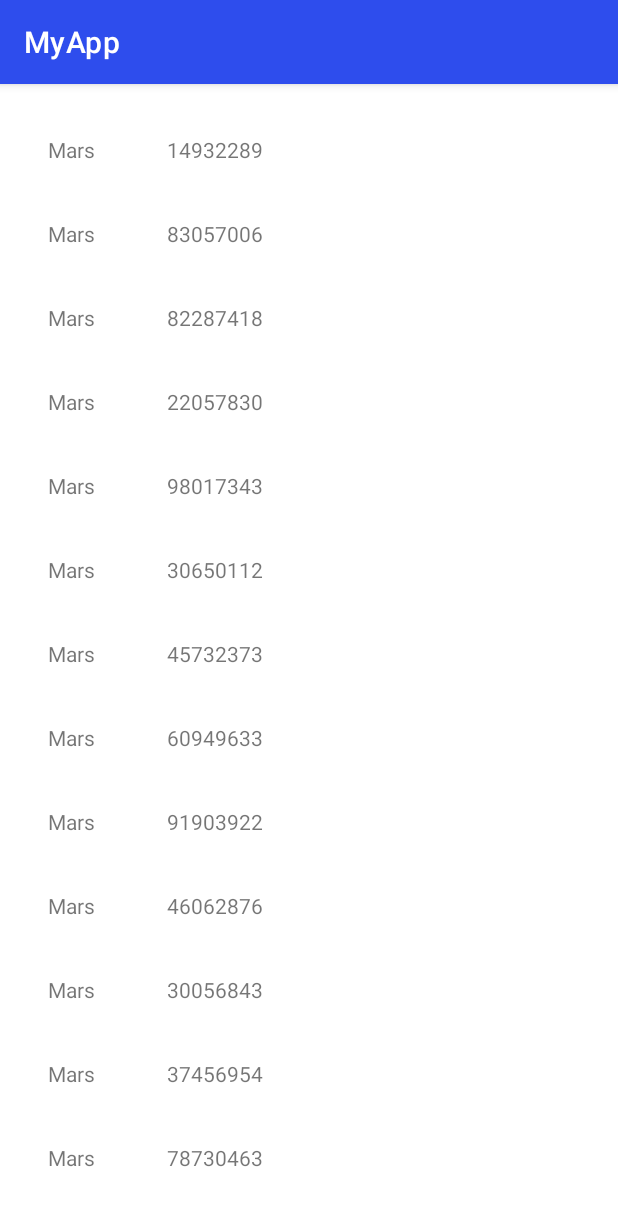
After one commit to KeselAndrei/MyApp, an Android app: the CandyActivity screen opened directly, with no data from a screen before it, on a phone screen of 412 x 824 dp. The commit adds this screen. Shown: the top 1206 px of the screen. Run offline under Robolectric (Android 15) with nearby library versions, the phone set to English and light mode, and no system bars.

Commit message:
Homework 10 android

```diff
--- a/app/src/main/java/com/gmail/keseltms/myapp/MainActivity.kt
+++ b/app/src/main/java/com/gmail/keseltms/myapp/MainActivity.kt
@@ -6,6 +6,7 @@ import androidx.appcompat.app.AppCompatActivity
 import com.gmail.keseltms.myapp.databinding.ActivityMainBinding
 import com.gmail.keseltms.myapp.homework6.Homework6Activity
 import com.gmail.keseltms.myapp.homework7.Homework7CheckUserActivity
+import com.gmail.keseltms.myapp.homework10.CandyActivity
 import kotlin.system.exitProcess
 
 class MainActivity : AppCompatActivity() {
@@ -21,6 +22,9 @@ class MainActivity : AppCompatActivity() {
         binding.btnHomework7.setOnClickListener {
             startActivity(Intent(this, Homework7CheckUserActivity::class.java))
         }
+        binding.btnHomework10.setOnClickListener {
+            startActivity(Intent(this, CandyActivity::class.java))
+        }
         binding.btnExit.setOnClickListener {
             this.finish()
             exitProcess(0)
--- /dev/null
+++ b/app/src/main/java/com/gmail/keseltms/myapp/homework10/Candy.kt
@@ -0,0 +1,6 @@
+package com.gmail.keseltms.myapp.homework10
+
+class Candy(
+    val brand: String,
+    val barcodeNumber: Long
+)
--- /dev/null
+++ b/app/src/main/java/com/gmail/keseltms/myapp/homework10/CandyActivity.kt
@@ -0,0 +1,20 @@
+package com.gmail.keseltms.myapp.homework10
+
+import androidx.appcompat.app.AppCompatActivity
+import android.os.Bundle
+import androidx.recyclerview.widget.LinearLayoutManager
+import com.gmail.keseltms.myapp.databinding.ActivityCandyBinding
+
+class CandyActivity : AppCompatActivity() {
+    private lateinit var binding: ActivityCandyBinding
+    override fun onCreate(savedInstanceState: Bundle?) {
+        super.onCreate(savedInstanceState)
+        binding = ActivityCandyBinding.inflate(layoutInflater)
+        setContentView(binding.root)
+
+        val candyAdapter = CandyAdapter(FactoryCandy.candyMaking())
+        binding.rvCandy.layoutManager =
+            LinearLayoutManager(this, LinearLayoutManager.VERTICAL, false)
+        binding.rvCandy.adapter = candyAdapter
+    }
+}
--- /dev/null
+++ b/app/src/main/java/com/gmail/keseltms/myapp/homework10/CandyAdapter.kt
@@ -0,0 +1,22 @@
+package com.gmail.keseltms.myapp.homework10
+
+import android.view.LayoutInflater
+import android.view.ViewGroup
+import androidx.recyclerview.widget.RecyclerView
+import com.gmail.keseltms.myapp.R
+
+class CandyAdapter(
+    private val candyList: List<Candy>
+) : RecyclerView.Adapter<CandyViewHolder>() {
+
+    override fun getItemCount(): Int = candyList.size
+
+    override fun onCreateViewHolder(parent: ViewGroup, viewType: Int): CandyViewHolder {
+        val view = LayoutInflater.from(parent.context).inflate(R.layout.item_candy, parent, false)
+        return CandyViewHolder(view)
+    }
+
+    override fun onBindViewHolder(holder: CandyViewHolder, position: Int) {
+        holder.bind(candyList[position])
+    }
+}
--- /dev/null
+++ b/app/src/main/java/com/gmail/keseltms/myapp/homework10/CandyViewHolder.kt
@@ -0,0 +1,15 @@
+package com.gmail.keseltms.myapp.homework10
+
+import android.view.View
+import android.widget.TextView
+import androidx.recyclerview.widget.RecyclerView
+import com.gmail.keseltms.myapp.R
+
+class CandyViewHolder(itemView: View) : RecyclerView.ViewHolder(itemView) {
+    private val tvBrand: TextView = itemView.findViewById(R.id.tv_brand)
+    private val tvBarcodeNumber: TextView = itemView.findViewById(R.id.tv_barcode_number)
+    fun bind(item: Candy) {
+        tvBrand.text = item.brand
+        tvBarcodeNumber.text = item.barcodeNumber.toString()
+    }
+}
--- /dev/null
+++ b/app/src/main/java/com/gmail/keseltms/myapp/homework10/FactoryCandy.kt
@@ -0,0 +1,45 @@
+package com.gmail.keseltms.myapp.homework10
+
+import kotlin.random.Random
+
+object FactoryCandy {
+
+    private lateinit var listCandy: MutableList<Candy>
+    private const val BRAND_SNICKERS = "Snickers"
+    private const val BRAND_MARS = "Mars"
+    private const val BRAND_TWIX = "Twix"
+
+    fun candyMaking(): MutableList<Candy> {
+        listCandy = mutableListOf()
+        for (i in 0..300) {
+            when (i) {
+                in 0..99 -> {
+                    listCandy.add(
+                        Candy(
+                            BRAND_MARS,
+                            Random.nextLong(10000000, 99999999)
+                        )
+                    )
+
+                }
+                in 100..199 -> {
+                    listCandy.add(
+                        Candy(
+                            BRAND_SNICKERS,
+                            Random.nextLong(10000000, 99999999)
+                        )
+                    )
+                }
+                in 200..300 -> {
+                    listCandy.add(
+                        Candy(
+                            BRAND_TWIX,
+                            Random.nextLong(10000000, 99999999)
+                        )
+                    )
+                }
+            }
+        }
+        return listCandy
+    }
+}
--- /dev/null
+++ b/app/src/main/res/layout/activity_candy.xml
@@ -0,0 +1,16 @@
+<?xml version="1.0" encoding="utf-8"?>
+<LinearLayout xmlns:android="http://schemas.android.com/apk/res/android"
+    xmlns:app="http://schemas.android.com/apk/res-auto"
+    xmlns:tools="http://schemas.android.com/tools"
+    android:layout_width="match_parent"
+    android:layout_height="match_parent"
+    android:orientation="vertical"
+    android:padding="16dp"
+    tools:context=".homework10.CandyActivity">
+
+    <androidx.recyclerview.widget.RecyclerView
+        android:id="@+id/rv_candy"
+        android:layout_width="match_parent"
+        android:layout_height="wrap_content" />
+
+</LinearLayout>
--- a/app/src/main/res/layout/activity_main.xml
+++ b/app/src/main/res/layout/activity_main.xml
@@ -33,6 +33,17 @@
             android:textSize="22sp" />
 
         <com.google.android.material.button.MaterialButton
+            android:id="@+id/btn_homework10"
+            style="@style/MyButtonStyle"
+            android:layout_width="match_parent"
+            android:layout_height="wrap_content"
+            android:layout_margin="4dp"
+            android:backgroundTint="@color/purple_600"
+            android:text="@string/homework_10"
+            android:textColor="@color/white"
+            android:textSize="22sp" />
+
+        <com.google.android.material.button.MaterialButton
             android:id="@+id/btn_exit"
             style="@style/MyButtonStyle"
             android:layout_width="match_parent"
--- /dev/null
+++ b/app/src/main/res/layout/item_candy.xml
@@ -0,0 +1,30 @@
+<?xml version="1.0" encoding="utf-8"?>
+<androidx.constraintlayout.widget.ConstraintLayout xmlns:android="http://schemas.android.com/apk/res/android"
+    xmlns:app="http://schemas.android.com/apk/res-auto"
+    xmlns:tools="http://schemas.android.com/tools"
+    android:layout_width="match_parent"
+    android:layout_height="56dp"
+    android:padding="16dp">
+
+    <TextView
+        android:id="@+id/tv_brand"
+        android:layout_width="wrap_content"
+        android:layout_height="0dp"
+        android:gravity="center"
+        app:layout_constraintBottom_toBottomOf="parent"
+        app:layout_constraintStart_toStartOf="parent"
+        app:layout_constraintTop_toTopOf="parent"
+        tools:text="Brand" />
+
+    <TextView
+        android:id="@+id/tv_barcode_number"
+        android:layout_width="wrap_content"
+        android:layout_height="0dp"
+        android:layout_marginStart="48dp"
+        android:gravity="center"
+        app:layout_constraintBottom_toBottomOf="parent"
+        app:layout_constraintStart_toEndOf="@id/tv_brand"
+        app:layout_constraintTop_toTopOf="parent"
+        tools:text="Barcode number" />
+
+</androidx.constraintlayout.widget.ConstraintLayout>
```
